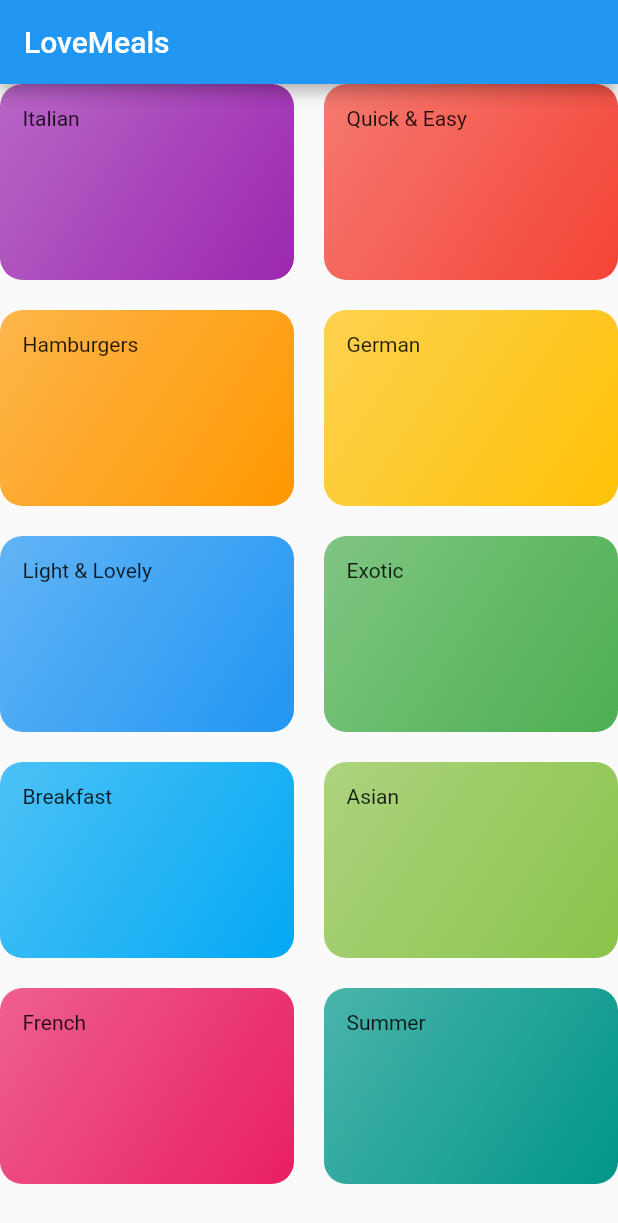
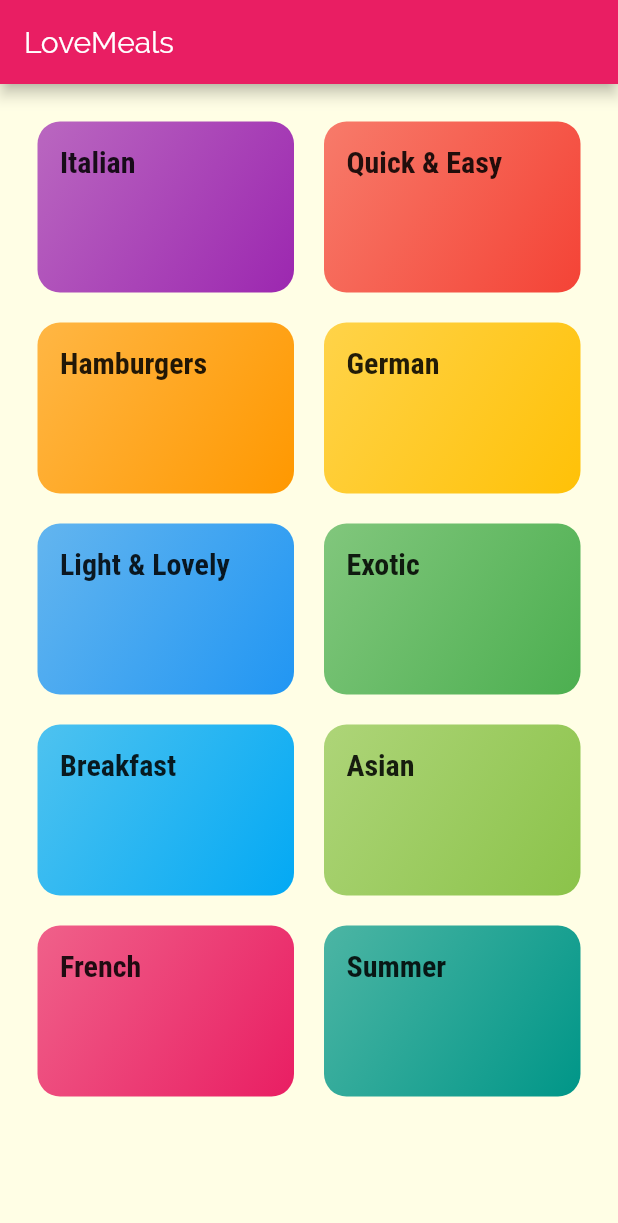
Before and after one commit to ilavisharma/Flutter-Recipes-App, a Flutter app: the screen it shows after launch, on a phone screen of 412 x 824 dp. Shown: the top 1223 px of the screen. Run offline on Flutter 3.47's test engine with Material 2 defaults, Android fonts, the phone set to English and light mode, and no system bars.

Commit message:
update the theme

```diff
--- a/lib/categories_screen.dart
+++ b/lib/categories_screen.dart
@@ -8,6 +8,7 @@ class CategoriesScreen extends StatelessWidget {
     return Scaffold(
       appBar: AppBar(title: const Text('LoveMeals')),
       body: GridView(
+        padding: const EdgeInsets.all(25),
         gridDelegate: SliverGridDelegateWithMaxCrossAxisExtent(
           maxCrossAxisExtent: 200,
           childAspectRatio: 3 / 2,
--- a/lib/category_item.dart
+++ b/lib/category_item.dart
@@ -12,6 +12,7 @@ class CategoryItem extends StatelessWidget {
       padding: const EdgeInsets.all(15),
       child: Text(
         title,
+        style: Theme.of(context).textTheme.headline6,
       ),
       decoration: BoxDecoration(
         gradient: LinearGradient(
--- a/lib/main.dart
+++ b/lib/main.dart
@@ -11,7 +11,23 @@ class MyApp extends StatelessWidget {
     return MaterialApp(
       title: 'DeliMeals',
       theme: ThemeData(
-        primarySwatch: Colors.blue,
+        primarySwatch: Colors.pink,
+        accentColor: Colors.amber,
+        canvasColor: Color.fromRGBO(255, 254, 229, 1),
+        fontFamily: 'Raleway',
+        textTheme: ThemeData.light().textTheme.copyWith(
+              bodyText1: TextStyle(
+                color: Color.fromRGBO(20, 51, 51, 1),
+              ),
+              bodyText2: TextStyle(
+                color: Color.fromRGBO(20, 51, 51, 1),
+              ),
+              headline6: TextStyle(
+                fontSize: 20,
+                fontFamily: 'RobotoCondensed',
+                fontWeight: FontWeight.bold,
+              ),
+            ),
       ),
       home: CategoriesScreen(),
     );
```
Also changed, not shown: pubspec.yaml (+18 -14 lines), assets/fonts/Raleway-Black.ttf (added), assets/fonts/Raleway-Bold.ttf (added), assets/fonts/Raleway-Regular.ttf (added), assets/fonts/RobotoCondensed-Bold.ttf (added), assets/fonts/RobotoCondensed-Italic.ttf (added), assets/fonts/RobotoCondensed-Light.ttf (added), assets/fonts/RobotoCondensed-Regular.ttf (added).
